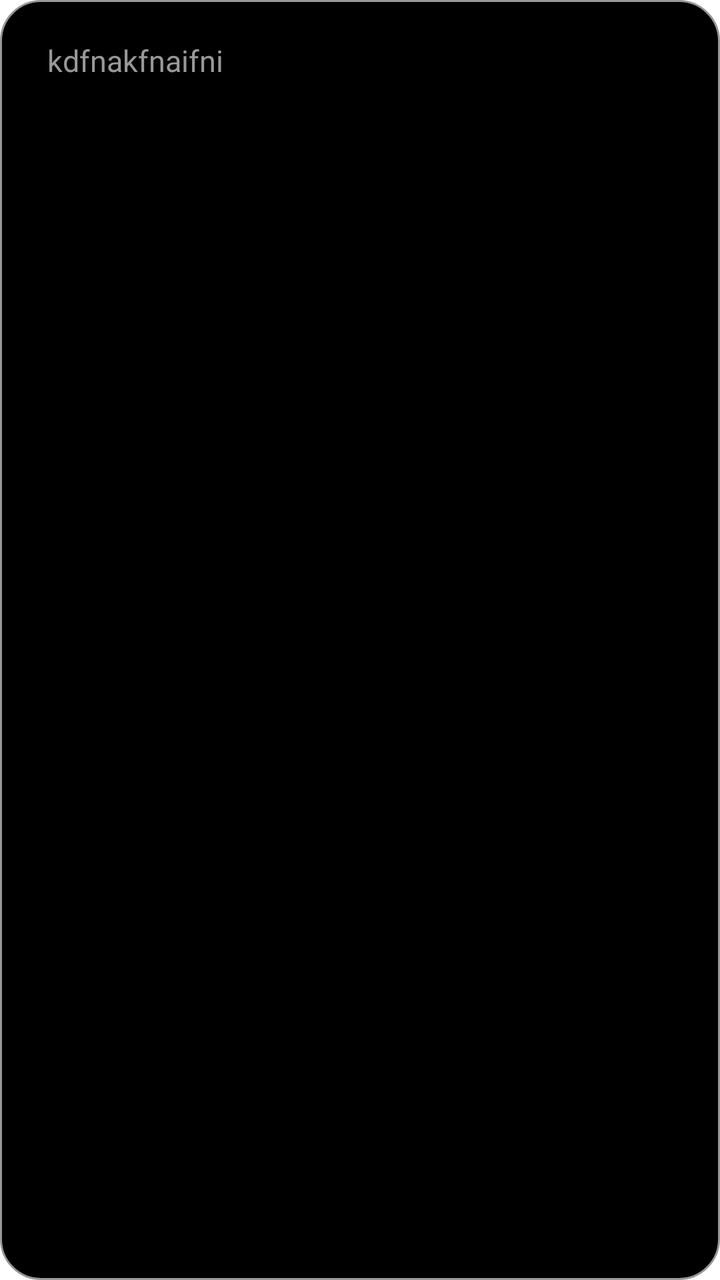
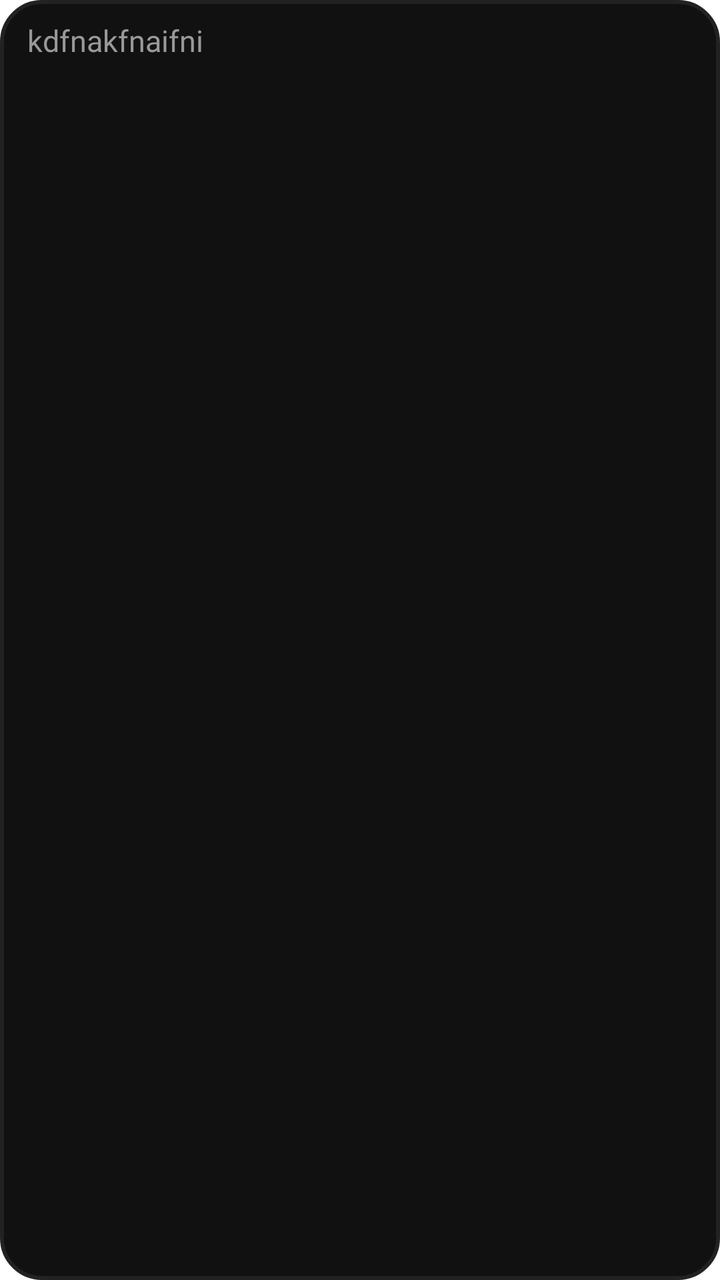

An Android layout rendered at two revisions. The XML below is the earlier revision; the diff shows what the commit changed to produce the second picture.
<!-- AndroidManifest.xml: application theme AppTheme -->
<!-- res/layout/notes_view.xml -->
<?xml version="1.0" encoding="utf-8"?>
<LinearLayout xmlns:android="http://schemas.android.com/apk/res/android"
    android:layout_width="wrap_content"
    android:layout_height="wrap_content"
    android:layout_margin="5dp"
    android:background="@drawable/cardview_border"
    android:padding="10dp">

    <TextView
        android:id="@+id/notee"
        android:layout_width="match_parent"
        android:layout_height="wrap_content"
        android:layout_below="@+id/description"
        android:layout_margin="@dimen/_10"
        android:background="@drawable/black_button"
        android:fontFamily="@font/dm_sans"
        android:gravity="start"
        android:text=" kdfnakfnaifni "
        android:textColor="#999999"
        android:textSize="15sp" />

</LinearLayout>
<!-- resources referenced by this layout -->
<resources>
  <dimen name="_10">10dp</dimen>
  <!-- drawable black_button (drawable) -->
  <shape xmlns:android="http://schemas.android.com/apk/res/android"
      android:shape="rectangle">
      <solid android:color="#000000"/>
      <corners android:radius="25dp" /> 
  </shape>
  <!-- drawable cardview_border (drawable) -->
  <shape xmlns:android="http://schemas.android.com/apk/res/android"
      android:shape="rectangle">
      <solid android:color="@android:color/black" /> 
      <corners android:radius="20dp" />
      <stroke
          android:width="1dp"
          android:color="#989898"
          />
  </shape>
  <style name="AppTheme" parent="Theme.MaterialComponents.Light.NoActionBar">
          <item name="colorPrimaryDark">@color/black</item>
          <item name="colorSurface">@color/white</item>
      </style>
  <color name="black">#FF000000</color>
  <color name="white">#FFFFFF</color>
</resources>

<!-- the commit's change to res/layout/notes_view.xml (unified diff, before → after) -->
@@ -3,16 +3,15 @@
     android:layout_width="wrap_content"
     android:layout_height="wrap_content"
     android:layout_margin="5dp"
-    android:background="@drawable/cardview_border"
-    android:padding="10dp">
+    android:background="@drawable/dark_grey_bg"
+    android:padding="5dp">
 
     <TextView
         android:id="@+id/notee"
         android:layout_width="match_parent"
         android:layout_height="wrap_content"
         android:layout_below="@+id/description"
-        android:layout_margin="@dimen/_10"
-        android:background="@drawable/black_button"
+        android:layout_margin="5dp"
         android:fontFamily="@font/dm_sans"
         android:gravity="start"
         android:text=" kdfnakfnaifni "
<!-- resource entries referenced after the edit -->
@@ -1,26 +1,21 @@
 <!-- resources referenced by this layout -->
 <resources>
-  <dimen name="_10">10dp</dimen>
-  <!-- drawable black_button (drawable) -->
+  <!-- drawable dark_grey_bg (drawable) -->
+  <?xml version="1.0" encoding="utf-8"?>
   <shape xmlns:android="http://schemas.android.com/apk/res/android"
       android:shape="rectangle">
-      <solid android:color="#000000"/>
-      <corners android:radius="25dp" /> 
-  </shape>
-  <!-- drawable cardview_border (drawable) -->
-  <shape xmlns:android="http://schemas.android.com/apk/res/android"
-      android:shape="rectangle">
-      <solid android:color="@android:color/black" /> 
-      <corners android:radius="20dp" />
+      <solid android:color="@color/greyBackground"/>
+      <corners android:radius="@dimen/_20dp"/>
       <stroke
-          android:width="1dp"
-          android:color="#989898"
-          />
+          android:width="2dp" android:color="@color/strokeBlack"/>
   </shape>
   <style name="AppTheme" parent="Theme.MaterialComponents.Light.NoActionBar">
           <item name="colorPrimaryDark">@color/black</item>
           <item name="colorSurface">@color/white</item>
       </style>
+  <color name="greyBackground">#111111</color>
+  <dimen name="_20dp">20dp</dimen>
+  <color name="strokeBlack">#222222</color>
   <color name="black">#FF000000</color>
   <color name="white">#FFFFFF</color>
 </resources>
